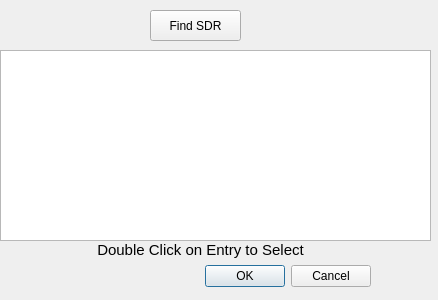
Qt form unixforms/sdrdiscoverdlg.ui (rafael2k/CuteSDR) before a commit.
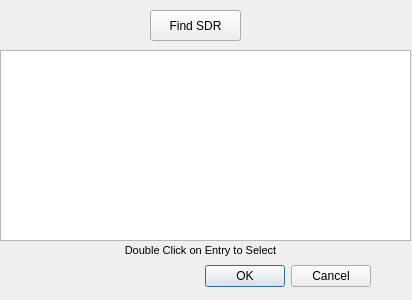
The same form after that commit.

```diff
--- a/unixforms/sdrdiscoverdlg.ui
+++ b/unixforms/sdrdiscoverdlg.ui
@@ -6,7 +6,7 @@
    <rect>
     <x>0</x>
     <y>0</y>
-    <width>438</width>
+    <width>412</width>
     <height>300</height>
    </rect>
   </property>
@@ -34,16 +34,15 @@
     <rect>
      <x>0</x>
      <y>50</y>
-     <width>431</width>
+     <width>411</width>
      <height>191</height>
     </rect>
    </property>
    <property name="font">
     <font>
-     <family>Ubuntu</family>
-     <pointsize>9</pointsize>
+     <family>MS Shell Dlg 2</family>
+     <pointsize>8</pointsize>
      <weight>50</weight>
-     <italic>false</italic>
      <bold>false</bold>
     </font>
    </property>
@@ -78,7 +77,7 @@
    </property>
    <property name="font">
     <font>
-     <pointsize>11</pointsize>
+     <pointsize>8</pointsize>
      <weight>50</weight>
      <bold>false</bold>
      <underline>false</underline>
```
